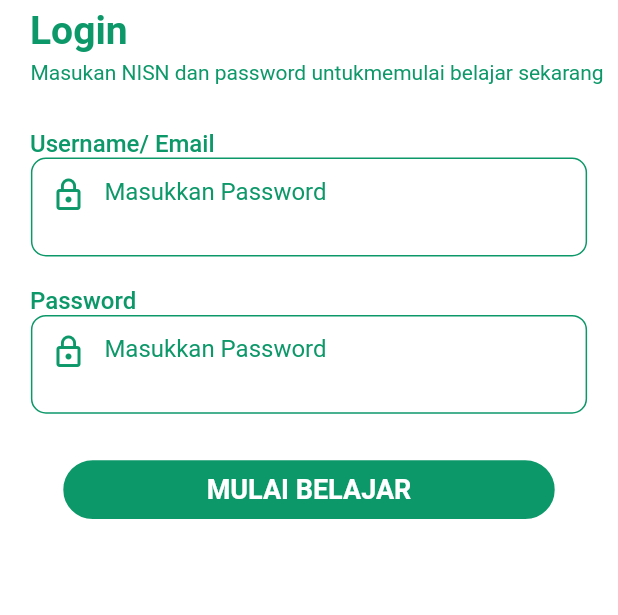
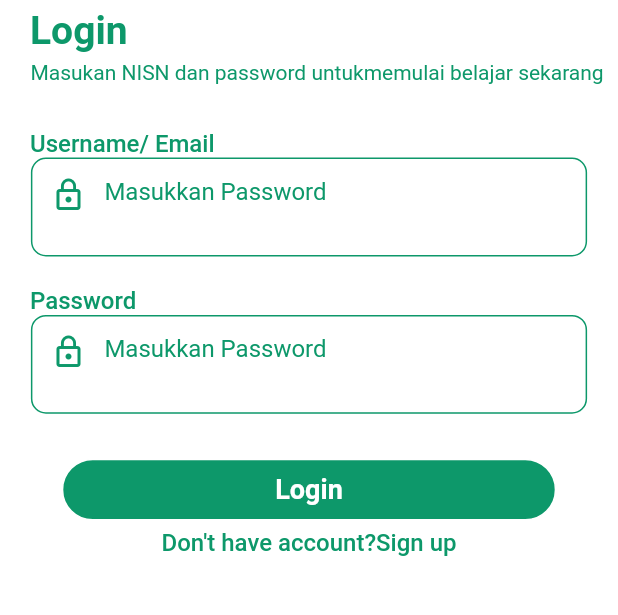
Before and after one commit to SMAmmadAli/Plant-App-Hackathon-, a Flutter app: the screen it shows after launch, after a tap on "MASUK", on a phone screen of 412 x 824 dp, the part 129-744 px from its top. Run offline on Flutter 3.47's test engine with Material 2 defaults, Android fonts, the phone set to English and light mode, and no system bars; our stand-ins replace firebase_auth, firebase_core; missing offline and left inert: dart:html; accounts and stored records are empty; network calls fail.

Commit message:
login with firebase

```diff
--- a/lib/screens/login_screen.dart
+++ b/lib/screens/login_screen.dart
@@ -1,9 +1,14 @@
+import 'dart:ui';
+
+import 'package:firebase_auth/firebase_auth.dart';
 import 'package:flutter/material.dart';
+import 'package:hackathon/screens/product_screen.dart';
 import 'package:hackathon/screens/signup_screen.dart';
 import 'package:hackathon/utils/color_constant.dart';
 import 'package:hackathon/utils/image_constant.dart';
 import 'package:hackathon/utils/text_constant.dart';
 import 'package:hackathon/widgets/buttons.dart';
+import 'package:hackathon/widgets/have_account_text.dart';
 import 'package:hackathon/widgets/sentence.dart';
 import 'package:hackathon/widgets/text.dart';
 import 'package:hackathon/widgets/textfield.dart';
@@ -12,6 +17,25 @@ class LoginPage extends StatelessWidget {
   TextEditingController email = TextEditingController();
   TextEditingController password = TextEditingController();
   LoginPage({super.key});
+
+  login(context) async {
+    try {
+      final credential = await FirebaseAuth.instance.signInWithEmailAndPassword(
+        email: email.text,
+        password: password.text,
+      );
+      Navigator.pushReplacement(context,
+          MaterialPageRoute(builder: (context) => const ProductScreen()));
+    } on FirebaseAuthException catch (e) {
+      if (e.code == 'weak-password') {
+        print('The password provided is too weak.');
+      } else if (e.code == 'email-already-in-use') {
+        print('The account already exists for that email.');
+      }
+    } catch (e) {
+      print(e);
+    }
+  }
 
   @override
   Widget build(BuildContext context) {
@@ -80,11 +104,21 @@ class LoginPage extends StatelessWidget {
             height: 30,
           ),
           MyButtons(
-              buttonText: MyText.buttonText2,
+              buttonText: MyText.login,
               onTapFunction: () {
-                Navigator.push(context,
-                    MaterialPageRoute(builder: (context) => SignUp_Page()));
-              })
+                login(context);
+              }),
+          const SizedBox(
+            height: 5,
+          ),
+          HaveAccountText(
+            text1: "Don\'t have account?",
+            text2: "Sign up",
+            onTapFunction: () {
+              Navigator.push(context,
+                  MaterialPageRoute(builder: (context) => SignUpPage()));
+            },
+          )
         ],
       ),
     );
--- /dev/null
+++ b/lib/widgets/have_account_text.dart
@@ -0,0 +1,44 @@
+import 'package:flutter/material.dart';
+
+import '../utils/color_constant.dart';
+
+class HaveAccountText extends StatelessWidget {
+  final String text1;
+  final String text2;
+  final onTapFunction;
+  const HaveAccountText(
+      {super.key,
+      required this.text1,
+      required this.text2,
+      this.onTapFunction});
+
+  @override
+  Widget build(BuildContext context) {
+    return Row(
+      mainAxisAlignment: MainAxisAlignment.center,
+      children: [
+        Text(
+          text1,
+          style: TextStyle(
+            fontSize: 16,
+            fontWeight: FontWeight.w500,
+            color: MyColor.dartGreen,
+          ),
+        ),
+        InkWell(
+          onTap: () {
+            onTapFunction();
+          },
+          child: Text(
+            text2,
+            style: TextStyle(
+              fontSize: 16,
+              fontWeight: FontWeight.w500,
+              color: MyColor.green,
+            ),
+          ),
+        ),
+      ],
+    );
+  }
+}
```
Also changed, not shown: lib/screens/signup_screen.dart (+16 -4 lines).
